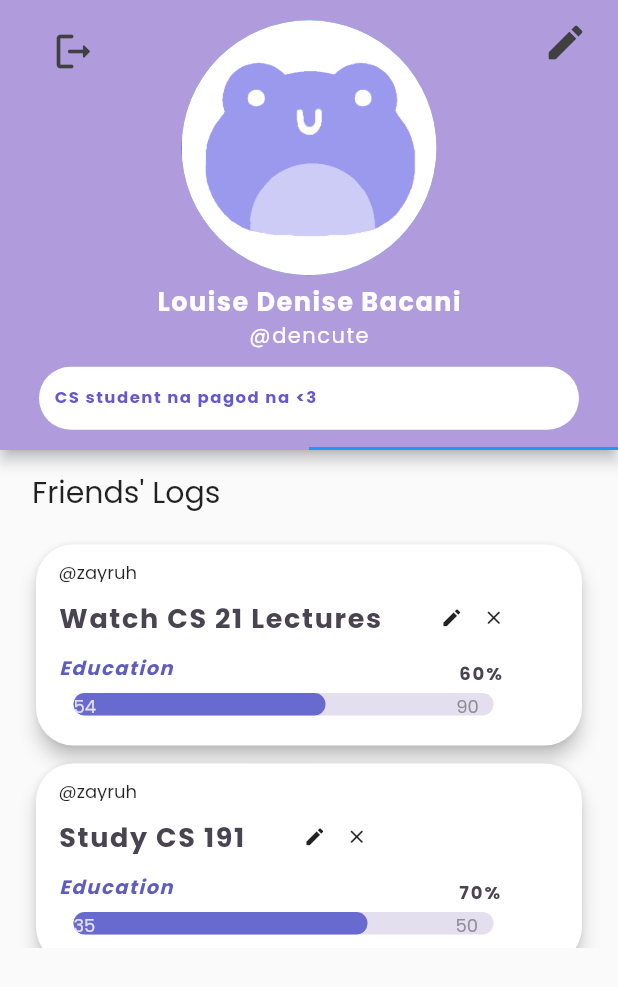
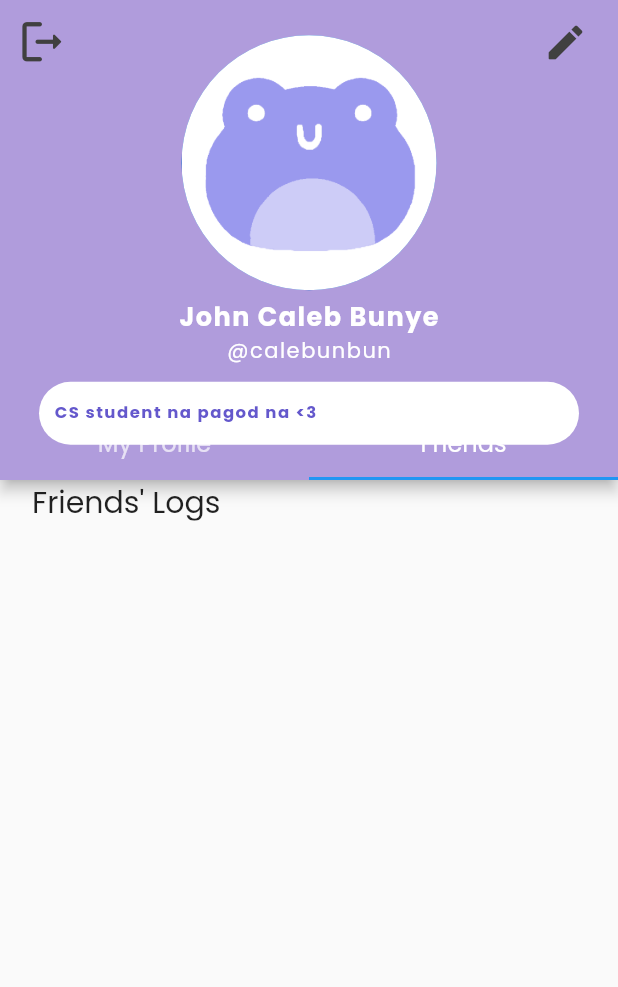
Before and after one commit to Habit-Tracker-192/Habit-Tracker, a Flutter app: the Profile screen opened directly, tab 2 chosen, on a phone screen of 412 x 824 dp. Shown: the top 987 px of the screen. Run offline on Flutter 3.47's test engine with Material 2 defaults, Android fonts, the phone set to English and light mode, and no system bars; drawn by our look-alikes of percent_indicator; our stand-ins replace cloud_firestore, date_format, firebase_auth, firebase_core; missing offline and left inert: dart:ffi; accounts and stored records are empty.

Commit message:
Update profile.dart

```diff
--- a/first_app/lib/screens/profile.dart
+++ b/first_app/lib/screens/profile.dart
@@ -5,13 +5,14 @@ import 'package:first_app/models/goalList.dart';
 import 'package:first_app/services/authenticate.dart';
 import 'package:flutter/material.dart';
 import 'package:percent_indicator/percent_indicator.dart';
-import 'package:shared_preferences/shared_preferences.dart';
 import 'categDetail.dart';
-import 'login.dart';
+import 'package:first_app/components/friends_goals.dart';
+import 'dart:developer';
+import 'package:first_app/models/friend.dart';
+
 
 class Profile extends StatefulWidget {
   const Profile({Key? key}) : super(key: key);
-
 
 
   @override
@@ -19,39 +20,24 @@ class Profile extends StatefulWidget {
 }
 
 class _ProfileState extends State<Profile> {
-
-
-  final FireAuth auth = FireAuth();
-
   List<String> usernames = [];
   List<String> names = [];
+
+  final uid = FireAuth().currentUser?.uid;
 
   @override
   Widget build(BuildContext context) => DefaultTabController (
     length: 2,
     child: Scaffold(
       appBar: PreferredSize(
-        preferredSize: Size.fromHeight(300.0),
+        preferredSize: Size.fromHeight(320.0),
         child: AppBar(
-          //backgroundColor: Color.fromARGB(255, 154, 153, 238),
-          title: Container(
-            child: IconButton(
-              alignment: Alignment.topRight,
-              padding: EdgeInsets.fromLTRB(0, 15, 0, 0),
-              icon: Icon(Icons.logout_rounded, size: 30.0,color: Color.fromRGBO(64, 64, 64, 1)),
-
-
-              onPressed: () async {
-
-                  await FireAuth.signOut();
-                  // Navigator.push(context,
-                  // MaterialPageRoute(builder: (context) => Login()));
-                  Navigator.pushAndRemoveUntil(context,
-                  MaterialPageRoute(builder: (builder) => Login()), (route) => false);
-                //}
-                //);
-
-              },
+          leading: GestureDetector(
+            onTap: () {},
+            child: const Icon(
+              Icons.logout_rounded,
+              size: 35,
+              color: Color.fromRGBO(64, 64, 64, 1),// add custom icons also
             ),
           ),
           actions: [
@@ -82,7 +68,7 @@ class _ProfileState extends State<Profile> {
                 height: 5,
               ),
 
-              const Text('Louise Denise Bacani',
+              const Text('John Caleb Bunye',
               style: TextStyle(
                 fontWeight: FontWeight.bold,
                 fontSize: 17,
@@ -91,7 +77,7 @@ class _ProfileState extends State<Profile> {
                 ),
               ),
 
-              const Text('@dencute',
+              const Text('@calebunbun',
               style: TextStyle(
                 fontSize: 14,
                 color: Colors.white,
@@ -150,6 +136,13 @@ class MyProfile extends StatefulWidget {
 }
 
 class _MyProfileState extends State<MyProfile> {  //RECENT TAB
+  // List goal = ["Exercise", "Read Books", "Journaling"];
+  // List goalcategory = ["Health", "Recreation", "Recreation"];
+  // List progress = [35, 54, 20];
+  // List total = [50, 90, 20];
+  // List category = ["Education", "Health"];
+  // List categProgress = [200, 150];
+  // List categTotal = [250, 200];
   List<Object> _goals = [];
 
   @override
@@ -179,16 +172,16 @@ class _MyProfileState extends State<MyProfile> {  //RECENT TAB
     body: SafeArea(
       child: Column(
         children: [
-          SizedBox(height: 5),
-          Container( //RECENT LOG TEXT
-            height: 45,
+          const SizedBox(height: 5),
+          Container( //CATEGORY TEXT
+            height: 27,
             alignment: Alignment.centerLeft,
-            child: Text('    Recent Log', style: TextStyle(fontSize: 20, fontFamily: 'Poppins'))
+            child: const Text('    Recent Log', style: TextStyle(fontSize: 20, fontFamily: 'Poppins'))
           ),
           Container(  //RECENT GOALS LISTVIEW
-            height: 280,
+            height: 250,
             child: ListView.builder(
-            padding: EdgeInsets.fromLTRB(0,5,0,0),
+            padding: EdgeInsets.fromLTRB(0,0,0,0),
             itemCount: _goals.length,
             shrinkWrap: true,
             itemBuilder: (BuildContext context, int index) => GoalCard(_goals[index] as GoalEntity)
@@ -205,145 +198,89 @@ class Friends extends StatefulWidget {
 }
 
 class _FriendsState extends State<Friends> {
+  final uid = FireAuth().currentUser?.uid;
+  List<Object> _goals = [];
+  List<dynamic> _friendsList = [];
+  String? uidFriend;
+  List<Object> _goalsFriends = [];
 
-  List goal = ["Watch CS 21 Lectures", "Study CS 191", "Take / Fix Notes", "Exercise", "Read Books"];
-  List goalcategory = ["Education", "Education", "Education", "Health", "Recreation"];
-  List progress = [54, 35, 15, 35, 54];
-  List total = [90, 50, 20, 50, 90];
-  List<String> friendsList = ['@zayruh','@zayruh','@DenCute','@DenCute','@DenCute'];
+  @override
+  void didChangeDependencies(){
+    super.didChangeDependencies();
+    getGoalList();
+    getFriendsList();
+    getFriendGoalList();
+  }
 
+  Future getGoalList() async {
+    final uid = FireAuth().currentUser?.uid;
+
+    var data = await FirebaseFirestore.instance
+      .collection('UserData')
+      .doc(uid)
+      .collection('goals')
+      .orderBy('lastlog', descending: true)
+      .limit(4)
+      .get();
+    setState(() {
+      _goals = List.from(data.docs.map((doc)=> GoalEntity.fromSnapshot(doc)));
+    });
+    print('goals $_goals');
+  }
+
+  Future getFriendGoalList() async {
+    final uid = FireAuth().currentUser?.uid;
+    var data = await FirebaseFirestore.instance
+      .collection('UserData')
+      .doc(uidFriend)
+      .collection('goals')
+      .orderBy('lastlog', descending: true)
+      .limit(4)
+      .get();
+    setState(() {
+      _goals = List.from(data.docs.map((doc)=> GoalEntity.fromSnapshot(doc)));
+    });
+    print('goalsFriends $_goals');
+  }
+
+  Future getFriendsList() async {
+    final uid = FireAuth().currentUser?.uid;
+
+    var data = await FirebaseFirestore.instance
+      .collection('UserData')
+      .doc(uid)
+      .collection('friends')
+      .get();
+    setState(() {
+      _friendsList = List.from(data.docs.map((doc)=> FriendEntity.fromSnapshot(doc)));
+    });
+    print('friendslist $_friendsList');
+  }
 
   @override
   Widget build(BuildContext context) => Scaffold(
 
     body: SafeArea(
-      child: Column(
+      child:
+      Column(
         children: [
-          SizedBox(height: 5),
-        Container(
-           //Friends Logs
-          height: 47,
-          //padding: EdgeInsets.fromLTRB(0,15,0,0),
+        Container( //Friends Logs
+          height: 27,
           alignment: Alignment.centerLeft,
           child: Text('    Friends\' Logs', style: TextStyle(fontSize: 20, fontFamily: 'Poppins'))
         ),
+        // ignore: sized_box_for_whitespace
         Container(
           height:280,
           child: ListView.builder(
-              padding: EdgeInsets.fromLTRB(0,5,0,0),
-              itemCount: goal.length,
+              padding: const EdgeInsets.fromLTRB(0,0,0,0),
+              itemCount: _friendsList.length,
               shrinkWrap: true,
-              itemBuilder: (BuildContext context, int index) => Container(
-                width: MediaQuery.of(context).size.width,
-                padding: EdgeInsets.symmetric(horizontal: 20.0, vertical: 2.0),
-                child: Card(
-                  elevation: 5.0,
-                  shape: RoundedRectangleBorder(
-                    borderRadius: BorderRadius.circular(25.0),
-                  ),
-                  child: Container(
-                    width: MediaQuery.of(context).size.width,
-                    padding: EdgeInsets.symmetric(horizontal: 10.0, vertical: 10.0),
-                    child: Row(
-                      mainAxisAlignment: MainAxisAlignment.spaceBetween,
-                      crossAxisAlignment: CrossAxisAlignment.start,
-                      children: <Widget>[
-                        Row(
-                          crossAxisAlignment: CrossAxisAlignment.start,
-                          children: <Widget>[
-                            SizedBox(width: 5.0),
-                            Column(
-                              crossAxisAlignment: CrossAxisAlignment.start,
-                              //mainAxisAlignment: MainAxisAlignment.spaceEvenly,
-                              children: <Widget>[
-                                Container( //CATEGORY TEXT
-                                  height: 15,
-                                  alignment: Alignment.centerLeft,
-                                  child: Text(friendsList[index], style: TextStyle(fontSize: 12, fontFamily: 'Poppins'))
-                                ),
-                                Row(
-                                  //crossAxisAlignment: CrossAxisAlignment.start,
-                                  children: <Widget>[
-                                    Text(goal[index], style: TextStyle(color:
-                                      Color.fromARGB(255, 72, 68, 80), fontSize:
-                                      18.0, fontWeight: FontWeight.bold, fontFamily: 'Poppins',
-                                      letterSpacing: 1.1),),
-
-                                    IconButton(
-                                      alignment: Alignment.centerRight,
-                                      padding: EdgeInsets.only(left:30),
-                                      icon: Icon(Icons.edit, size: 15.0),
-
-                                      onPressed: (){},
-                                    ),
-                                    IconButton(
-                                      alignment: Alignment.centerRight,
-                                      padding: EdgeInsets.fromLTRB(0, 0, 20, 0),
-                                      icon: Icon(Icons.clear_rounded, size: 15.0),
-
-                                      onPressed: (){},
-                                    ),
-                                ],),
-
-                                Row(
-                                  children: [
-                                    Padding(
-                                      padding: const EdgeInsets.fromLTRB(0,0,0,7),
-                                      child: Text(goalcategory[index], style: TextStyle(color:
-                                      Color.fromARGB(255, 94, 93, 189), fontStyle: FontStyle.italic,
-                                        fontFamily: 'Poppins', fontWeight: FontWeight.bold,
-                                        fontSize: 13.0, letterSpacing: 1.0)),
-                                    ),
-
-                                    Center(child:
-                                      SizedBox(width: 190)
-                                    ),
-
-                                    Text(((progress[index]/total[index])*100).toInt().toString()
-                                        + '%', style: TextStyle(color: Color.fromARGB(255, 72, 68, 80),
-                                        fontSize: 12, fontFamily: 'Poppins', fontWeight: FontWeight.bold,
-                                        letterSpacing: 1.3)),
-                                  ],
-                                ),
-
-                                Padding(
-                                  padding: const EdgeInsets.fromLTRB(0,0,0,10),
-                                  child: LinearPercentIndicator( //Recent Goal linear percent bar
-                                    width: 300,
-                                    animation: true,
-                                    lineHeight: 15,
-                                    center: Row(
-
-                                      children: [
-                                        Text(progress[index].toString(), style: TextStyle(fontSize: 12, color:
-                                        Color.fromARGB(255, 228, 223, 238))),
-                                        Center(child:
-                                          SizedBox(width: 240)
-                                        ),
-                                        Text(total[index].toString(), style: TextStyle(fontSize: 12, color:
-                                        Color.fromARGB(255, 143, 141, 150))),
-                                      ],
-                                    ),
-                                    linearStrokeCap: LinearStrokeCap.roundAll,
-                                    percent: progress[index]/total[index],
-                                    progressColor: Color.fromARGB(255, 104, 106, 207),
-                                    backgroundColor: Color.fromARGB(255, 228, 223, 238),
-                                  ),
-                                )
-                              ],
-                            ),
-                          ],
-                        )
-                      ],
-                    )
-                  ),
-                )
-              ),
+              itemBuilder: (BuildContext context, int index) => FriendGoalCard(_goals[index] as GoalEntity,_friendsList[index] as FriendEntity)
           ),
         ),
         ]
     ),
     )
-
   );
 }
```
